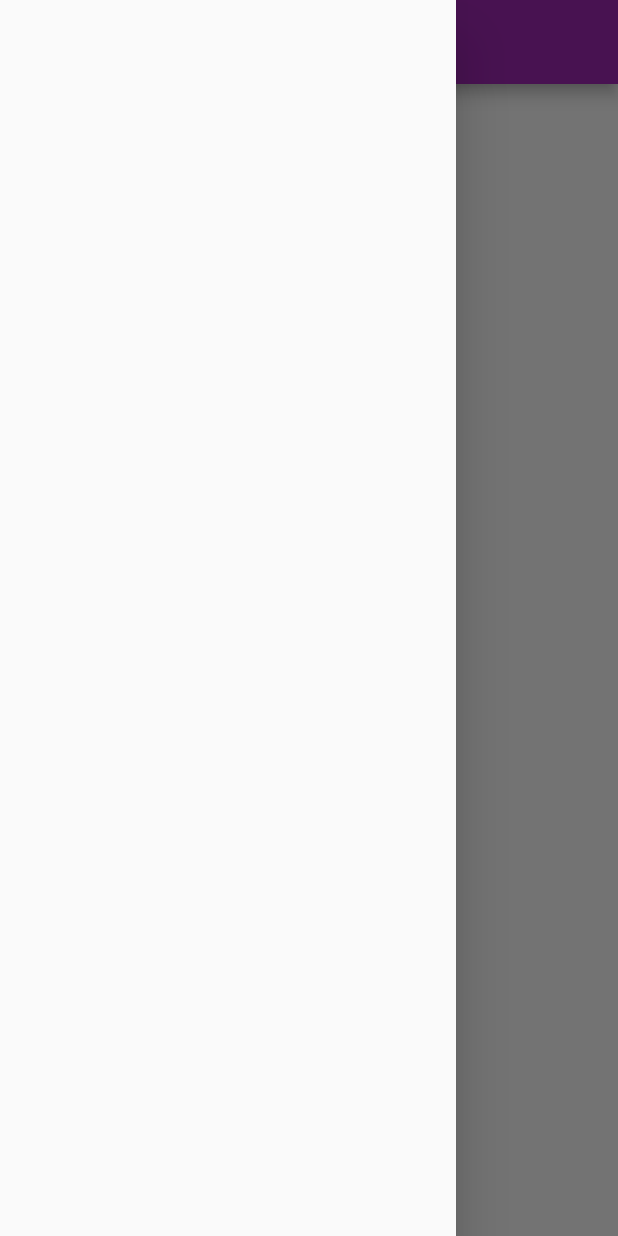
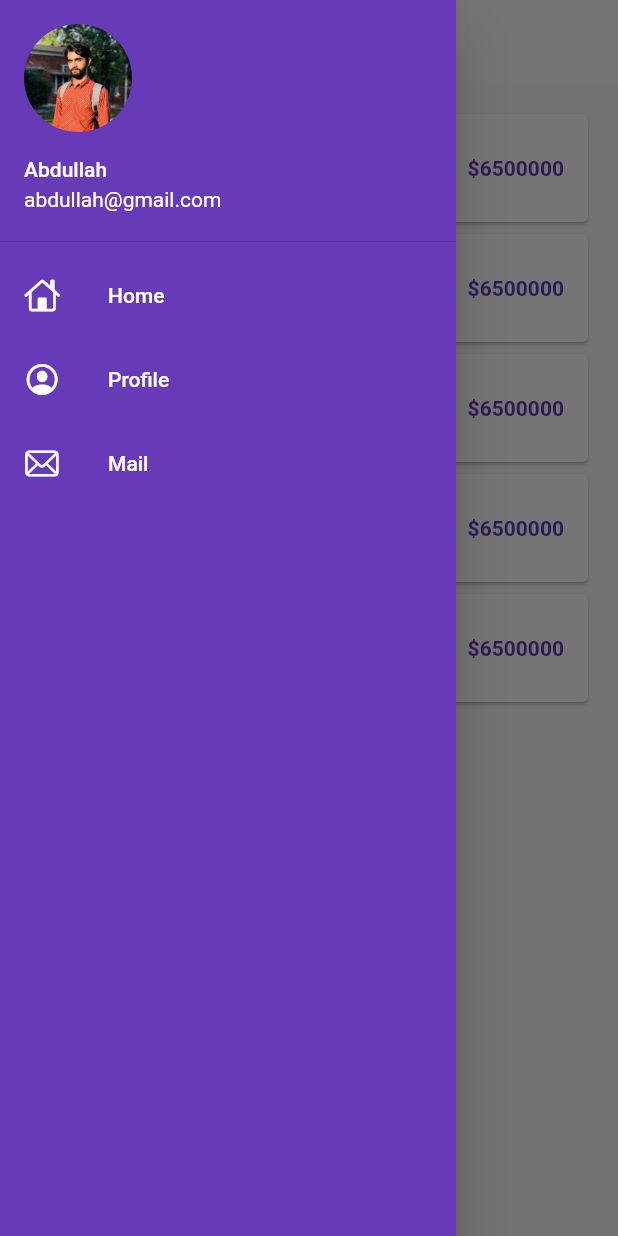
Before and after one commit to MAbdullah-9015/30-days-flutter, a Flutter app: the HomePage screen opened by its route, with the side drawer open, on a phone screen of 412 x 824 dp. Run offline on Flutter 3.47's test engine with Material 2 defaults, Android fonts, the phone set to English and light mode, and no system bars; our stand-ins replace google_fonts.

Commit message:
seventh commit

```diff
--- /dev/null
+++ b/lib/models/catalog.dart
@@ -0,0 +1,59 @@
+
+
+class CatalogModel{
+  static final items = [
+    Item(
+      id: 1,
+      name:"Honda Civic",
+      desc:"Honda Civic Model 2022",
+      price:6500000,
+      color:"#feb300",
+      image: "assets/images/honda.png",
+    ),
+    Item(
+      id: 2,
+      name:"Honda Civic",
+      desc:"Honda Civic Model 2022",
+      price:6500000,
+      color:"#feb300",
+      image: "assets/images/honda.png",
+    ),
+    Item(
+      id: 3,
+      name:"Honda Civic",
+      desc:"Honda Civic Model 2022",
+      price:6500000,
+      color:"#feb300",
+      image: "assets/images/honda.png",
+    ),
+    Item(
+      id: 4,
+      name:"Honda Civic",
+      desc:"Honda Civic Model 2022",
+      price:6500000,
+      color:"#feb300",
+      image: "assets/images/honda.png",
+    ),
+    Item(
+      id: 5,
+      name:"Honda Civic",
+      desc:"Honda Civic Model 2022",
+      price:6500000,
+      color:"#feb300",
+      image: "assets/images/honda.png",
+    ),
+
+  ];
+}
+
+class Item {
+  final int id;
+  final String name;
+  final String desc;
+  final num price;
+  final String color;
+  final String image;
+
+  Item({required this.id, required this.name, required this.desc, required this.price, required this.color, required this.image});
+
+}
--- a/lib/pages/home_page.dart
+++ b/lib/pages/home_page.dart
@@ -1,22 +1,45 @@
 import 'package:flutter/material.dart';
+import 'package:flutter_catalog/models/catalog.dart';
+import 'package:flutter_catalog/widgets/drawer.dart';
+import 'package:flutter_catalog/widgets/item_widget.dart';
 
-class HomePage extends StatelessWidget {
+class HomePage extends StatefulWidget {
   const HomePage({Key? key}) : super(key: key);
 
   @override
+  State<HomePage> createState() => _HomePageState();
+}
+
+class _HomePageState extends State<HomePage> {
+  @override
+  void initState(){
+    super.initState();
+    loadData();
+  }
+
+  loadData(){
+
+  }
+
   Widget build(BuildContext context) {
 
     return Scaffold(
       appBar: AppBar(
         title:
-        Text("Flutter Catalog"),
+        Text("Catalog App"),
       ),
-      drawer: Drawer(),
-      body: Container(
-        child: Center(
-          child: Text("Flutter Catalog"),
+      drawer: MyDrawer(),
+      body: Padding(
+        padding: const EdgeInsets.all(16.0),
+        child: ListView.builder(
+          itemCount: CatalogModel.items.length,
+          itemBuilder: (context,index){
+            return ItemWidget(
+                item: CatalogModel.items[index]);
+          },
         ),
-      ) ,
+      )
     );
+
   }
 }
--- /dev/null
+++ b/lib/widgets/drawer.dart
@@ -0,0 +1,64 @@
+import 'package:flutter/cupertino.dart';
+import 'package:flutter/material.dart';
+
+class MyDrawer extends StatelessWidget {
+  const MyDrawer({Key? key}) : super(key: key);
+
+  @override
+  Widget build(BuildContext context) {
+    final imageUrl = "assets/images/profile.jpg";
+    return Drawer(
+      child: Container(
+        color: Colors.deepPurple,
+        child: ListView(
+          children: [
+            DrawerHeader(
+              padding: EdgeInsets.zero,
+              child: UserAccountsDrawerHeader(
+                margin: EdgeInsets.zero,
+                accountName: Text("Abdullah"),
+                accountEmail: Text("abdullah@gmail.com"),
+                currentAccountPicture: CircleAvatar(
+                  backgroundImage: AssetImage("assets/images/profile.jpg"),
+                ),
+              ),
+            ),
+            ListTile(
+              leading: Icon(
+                  CupertinoIcons.home,
+                color: Colors.white,
+              ),
+              title: Text(
+                "Home",style: TextStyle(
+                color: Colors.white,
+              ),
+              ),
+            ),
+            ListTile(
+              leading: Icon(
+                CupertinoIcons.profile_circled,
+                color: Colors.white,
+              ),
+              title: Text(
+                "Profile",style: TextStyle(
+                color: Colors.white,
+              ),
+              ),
+            ),
+            ListTile(
+              leading: Icon(
+                CupertinoIcons.mail,
+                color: Colors.white,
+              ),
+              title: Text(
+                "Mail",style: TextStyle(
+                color: Colors.white,
+              ),
+              ),
+            ),
+          ],
+        ),
+      ),
+    );
+  }
+}
--- /dev/null
+++ b/lib/widgets/item_widget.dart
@@ -0,0 +1,33 @@
+import 'package:flutter/material.dart';
+import 'package:flutter_catalog/models/catalog.dart';
+
+
+class ItemWidget extends StatelessWidget {
+
+  final Item item;
+  const ItemWidget({Key? key, required this.item })
+      : assert(item!=null), super(key: key);
+
+  @override
+  Widget build(BuildContext context) {
+    return Card(
+      child: ListTile(
+        onTap: (){
+          print("pressed");
+        },
+        leading: Image.asset(item.image),
+        title: Text(item.name),
+        subtitle: Text(item.desc),
+        trailing: Text(
+          "\$${item.price}",
+            style: TextStyle(
+            color: Colors.deepPurple,
+            fontWeight: FontWeight.bold,
+      ),
+        ),
+
+
+      ),
+    );
+  }
+}
--- /dev/null
+++ b/lib/widgets/themes.dart
@@ -0,0 +1,20 @@
+import 'package:flutter/material.dart';
+
+class MyTheme{
+  static ThemeData lightTheme(BuildContext context) => ThemeData(
+      primarySwatch: Colors.deepPurple,
+      appBarTheme: AppBarTheme(
+        color: Colors.white,
+        elevation: 0.0,
+        iconTheme: IconThemeData(color: Colors.black),
+        foregroundColor: Colors.black,
+        // textTheme: Theme.of(context).textTheme,
+      ),
+  );
+
+
+  static ThemeData darkTheme(BuildContext context) => ThemeData(
+    brightness: Brightness.dark,
+  );
+
+}
```
Also changed, not shown: assets/files/catalog.json (added, +68 -0 lines), lib/main.dart (+5 -4 lines), lib/pages/login.dart (+72 -62 lines), assets/images/hey.png (added), assets/images/honda.png (added), assets/images/profile.jpg (added).
